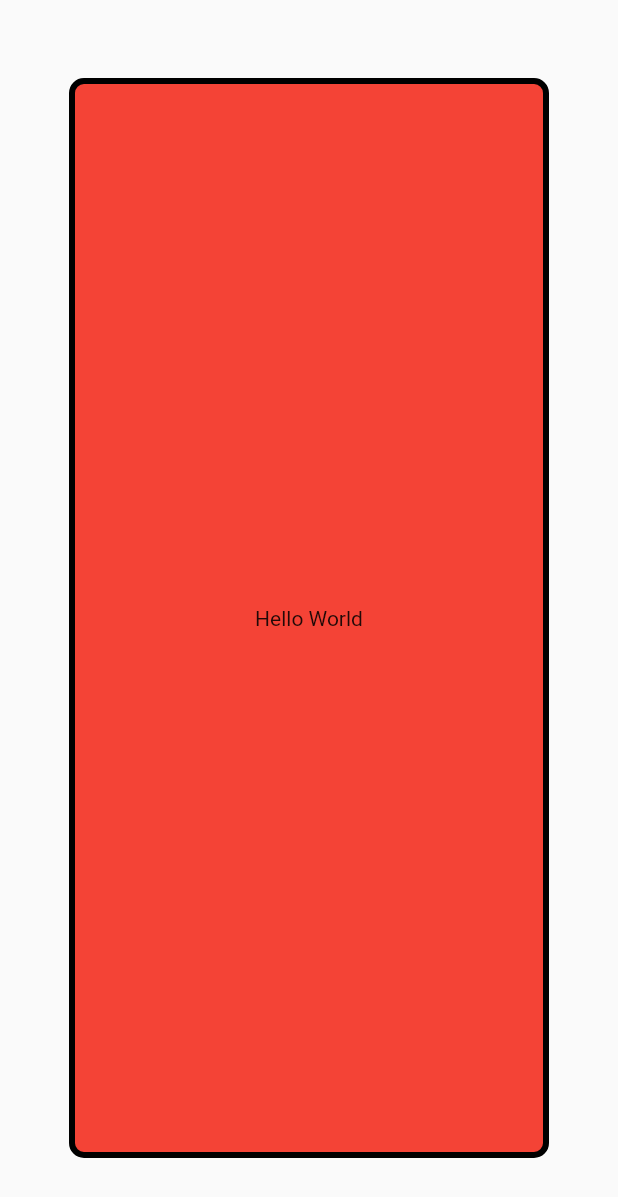
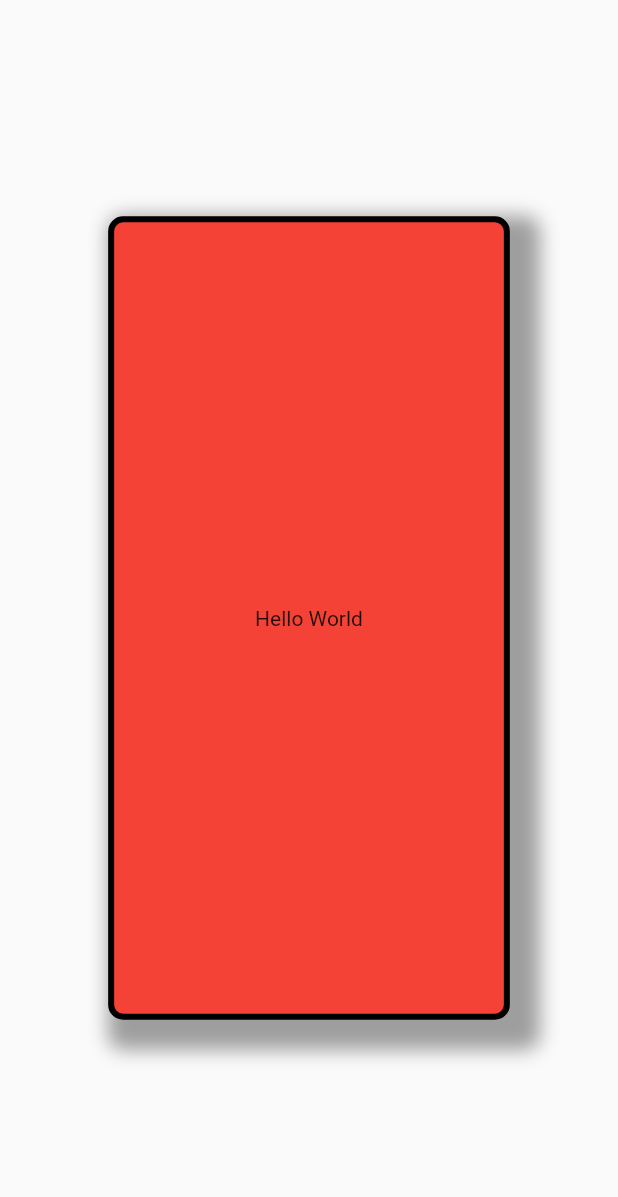
Before and after one commit to imessenger98/flutter-tutorials, a Flutter app: the screen it shows after launch, on a phone screen of 412 x 824 dp. Shown: the top 1197 px of the screen. Run offline on Flutter 3.47's test engine with Material 2 defaults, Android fonts, the phone set to English and light mode, and no system bars.

Commit message:
custom cntainer with a new custom widget(shadow)

```diff
--- a/lib/app.dart
+++ b/lib/app.dart
@@ -1,4 +1,6 @@
+import 'package:count/widgets/basicwidget.dart';
 import 'package:flutter/material.dart';
+import './widgets/basicwidget.dart';
 
 class App extends StatelessWidget {
   @override
@@ -7,23 +9,7 @@ class App extends StatelessWidget {
       title: "muhammed yazeen",
       home: Scaffold(
           body: Center(
-        child: Container(
-          width: 320,
-          height: 720,
-          margin: EdgeInsets.all(5),
-          padding: EdgeInsets.all(5),
-          decoration: BoxDecoration(
-            color: Colors.red,
-            border: Border.all(
-              width: 4,
-              color: Colors.black,
-            ),
-            borderRadius: BorderRadius.circular(10),
-          ),
-          child: Center(
-            child: Text("Hello World"),
-          ),
-        ),
+        child: BasicWidget(),
       )),
     );
   }
--- /dev/null
+++ b/lib/widgets/basicwidget.dart
@@ -0,0 +1,31 @@
+import 'package:flutter/material.dart';
+
+class BasicWidget extends StatelessWidget {
+  @override
+  Widget build(BuildContext context) {
+    return Container(
+      width: MediaQuery.of(context).size.width * 0.65,
+      height: MediaQuery.of(context).size.height * 0.65,
+      margin: EdgeInsets.all(5),
+      padding: EdgeInsets.all(5),
+      decoration: BoxDecoration(
+          color: Colors.red,
+          border: Border.all(
+            width: 4,
+            color: Colors.black,
+          ),
+          borderRadius: BorderRadius.circular(10),
+          boxShadow: [
+            BoxShadow(
+              color: Colors.grey,
+              spreadRadius: 10,
+              blurRadius: 10,
+              offset: Offset(10, 10), //horizontal/x,vertical/y
+            )
+          ]),
+      child: Center(
+        child: Text("Hello World"),
+      ),
+    );
+  }
+}
```
